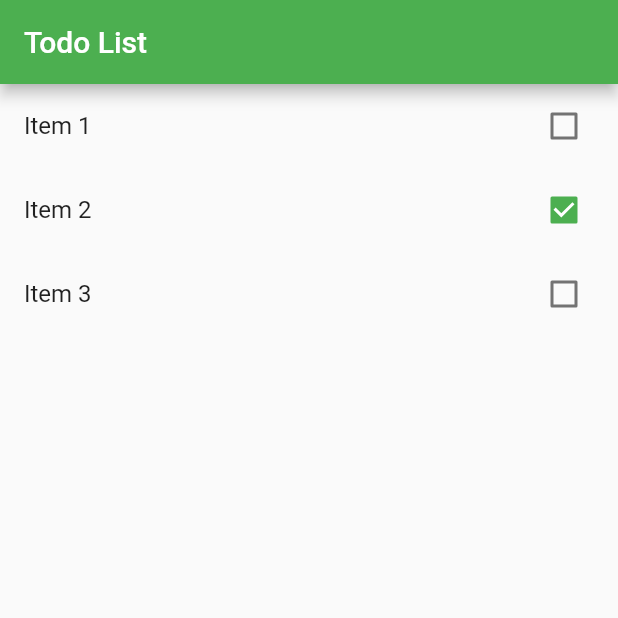
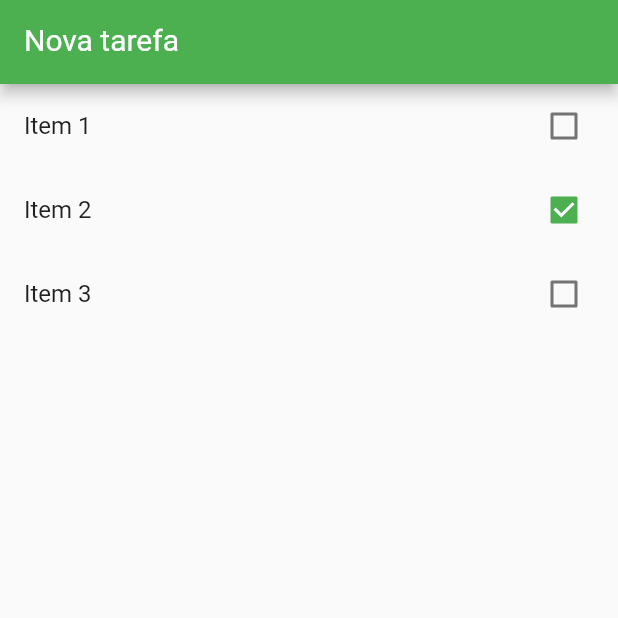
Before and after one commit to gilouzi/app-flutter, a Flutter app: the screen it shows after launch, on a phone screen of 412 x 824 dp, the top half of it. Run offline on Flutter 3.47's test engine with Material 2 defaults, Android fonts, the phone set to English and light mode, and no system bars.

Commit message:
TextFormField

```diff
--- a/app-inicial/flutter_application_1/lib/main.dart
+++ b/app-inicial/flutter_application_1/lib/main.dart
@@ -39,11 +39,24 @@ class HomePage extends StatefulWidget {
 }
 
 class _HomePageState extends State<HomePage> {
+  var newTaskController = TextEditingController();
   @override
   Widget build(BuildContext context) {
     return Scaffold(
         appBar: AppBar(
-          title: Text("Todo List"),
+          title: TextFormField(
+            controller: newTaskController,
+            keyboardType: TextInputType.text,
+            style: TextStyle(
+              color: Colors.white,
+              fontSize: 20,
+            ),
+            decoration: InputDecoration(
+                labelText: "Nova tarefa",
+                labelStyle: TextStyle(
+                  color: Colors.white,
+                )),
+          ),
         ),
         body: ListView.builder(
           itemCount: widget.items.length,
```
